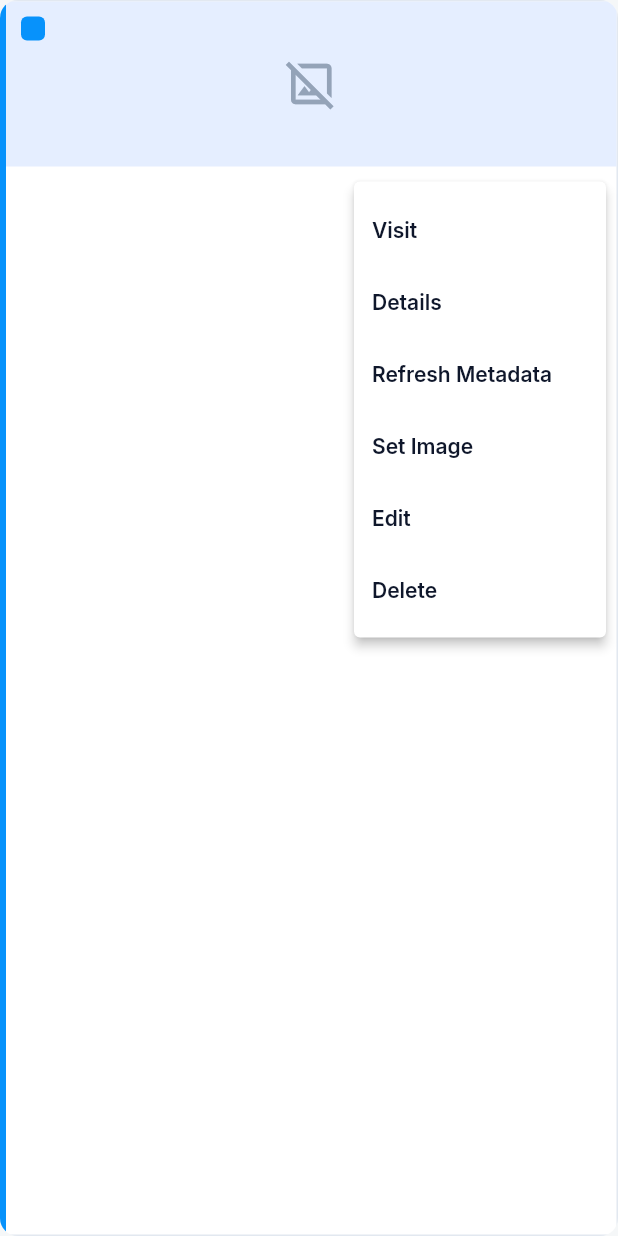
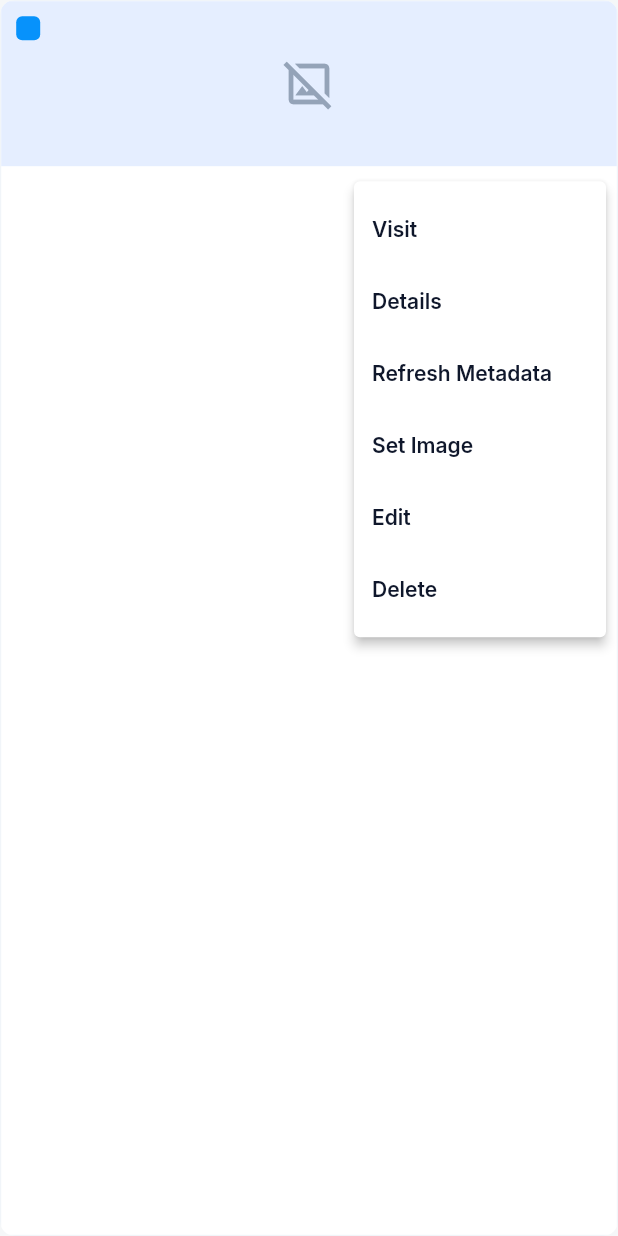
Before and after one commit to aphoe/openbooklist-app, a Flutter app: the PortraitBookmarkCard widget shown alone on an empty page, opened directly with empty values, after a tap on the "more vert" icon, on a phone screen of 412 x 824 dp. Run offline on Flutter 3.47's test engine with Material 3 defaults, Android fonts, the phone set to English and light mode, and no system bars; drawn by our look-alikes of toastification; our stand-ins replace flutter_secure_storage, google_fonts; accounts and stored records are empty.

Commit message:
Unify bookmark card borders and corner radius
Use a consistent 10px corner radius and replace asymmetric border sides with a uniform thin border (AppColors.borderGrayLight, 0.8 width) for both portrait and landscape bookmark cards. Removes the colored left accent border (accentForBookmark) to simplify styling and ensure visual consistency across bookmark cards. Files changed: portrait_bookmark_card.dart, landscape_bookmark_card.dart.

```diff
--- a/lib/components/bookmarks/portrait_bookmark_card.dart
+++ b/lib/components/bookmarks/portrait_bookmark_card.dart
@@ -20,16 +20,11 @@ class PortraitBookmarkCard extends StatelessWidget {
   @override
   Widget build(BuildContext context) {
     return ClipRRect(
-      borderRadius: BorderRadius.circular(12),
+      borderRadius: BorderRadius.circular(10),
       child: Container(
         decoration: BoxDecoration(
           color: AppColors.surface,
-          border: Border(
-            left: BorderSide(color: accentForBookmark(bookmark), width: 4),
-            top: const BorderSide(color: AppColors.borderGray),
-            right: const BorderSide(color: AppColors.borderGray),
-            bottom: const BorderSide(color: AppColors.borderGray),
-          ),
+          border: Border.all(color: AppColors.borderGrayLight, width: 0.8),
         ),
         child: Column(
           crossAxisAlignment: CrossAxisAlignment.start,
@@ -133,7 +128,7 @@ class _CardContent extends StatelessWidget {
                 child: Text(
                   bookmark.title ?? bookmark.domain,
                   style: AppTextStyles.body2,
-                  maxLines: 4,
+                  maxLines: 3,
                   overflow: TextOverflow.ellipsis,
                 ),
               ),
```
Also changed, not shown: lib/components/bookmarks/landscape_bookmark_card.dart (+2 -10 lines).
